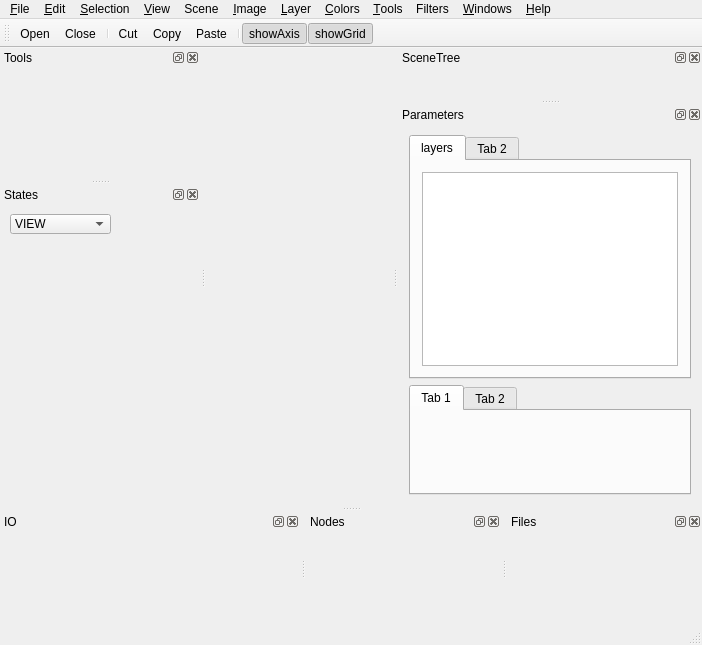
This is applications/TexturePainter/TexturePainter.ui in billhj/Etoile2015 as Qt 5 draws it before an edit. The edited form follows.
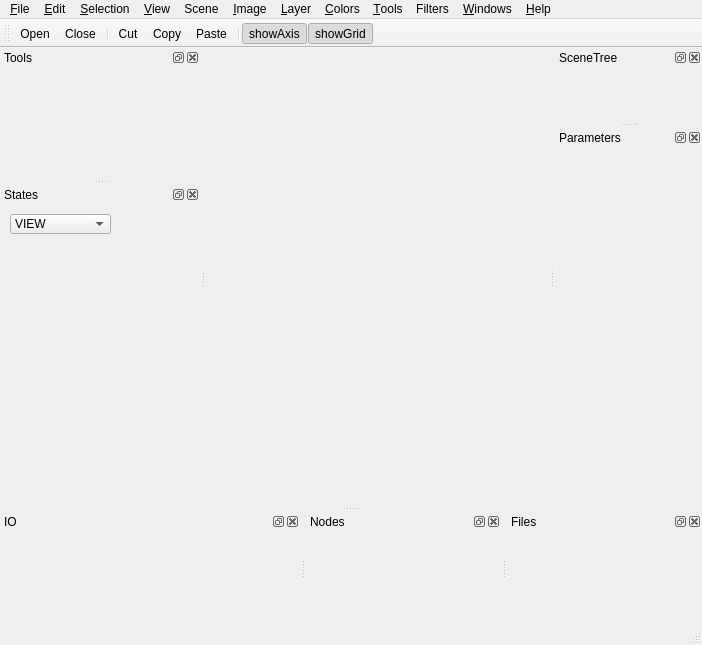
This is the edited form. Icons and pictures are not drawn. Custom widgets are drawn as their Qt base class.

Commit message: add parameter widget

What changed in the file:
```diff
--- a/applications/TexturePainter/TexturePainter.ui
+++ b/applications/TexturePainter/TexturePainter.ui
@@ -298,47 +298,7 @@
    <widget class="QWidget" name="dockWidgetContents_3">
     <layout class="QHBoxLayout" name="horizontalLayout_7">
      <item>
-      <layout class="QVBoxLayout" name="verticalLayout_2">
-       <item>
-        <widget class="QTabWidget" name="tabWidget_2">
-         <property name="accessibleName">
-          <string/>
-         </property>
-         <property name="currentIndex">
-          <number>0</number>
-         </property>
-         <widget class="QWidget" name="layers">
-          <attribute name="title">
-           <string>layers</string>
-          </attribute>
-          <layout class="QHBoxLayout" name="horizontalLayout_6">
-           <item>
-            <widget class="QListView" name="listView"/>
-           </item>
-          </layout>
-         </widget>
-         <widget class="QWidget" name="tab_4">
-          <attribute name="title">
-           <string>Tab 2</string>
-          </attribute>
-         </widget>
-        </widget>
-       </item>
-       <item>
-        <widget class="QTabWidget" name="tabWidget_3">
-         <widget class="QWidget" name="tab_3">
-          <attribute name="title">
-           <string>Tab 1</string>
-          </attribute>
-         </widget>
-         <widget class="QWidget" name="tab_5">
-          <attribute name="title">
-           <string>Tab 2</string>
-          </attribute>
-         </widget>
-        </widget>
-       </item>
-      </layout>
+      <widget class="QTEntityParametersWidget" name="widget" native="true"/>
      </item>
     </layout>
    </widget>
@@ -643,6 +603,12 @@
     <signal>toolsButtonClicked(QAbstractButton*)</signal>
    </slots>
   </customwidget>
+  <customwidget>
+   <class>QTEntityParametersWidget</class>
+   <extends>QWidget</extends>
+   <header>QGLRenderer/QTEntityParametersWidget.h</header>
+   <container>1</container>
+  </customwidget>
  </customwidgets>
  <resources>
   <include location="TexturePainter.qrc"/>
```
Left out of the diff: 4 changed lines with no effect on the pictures. The commit also changes 7 other files.
